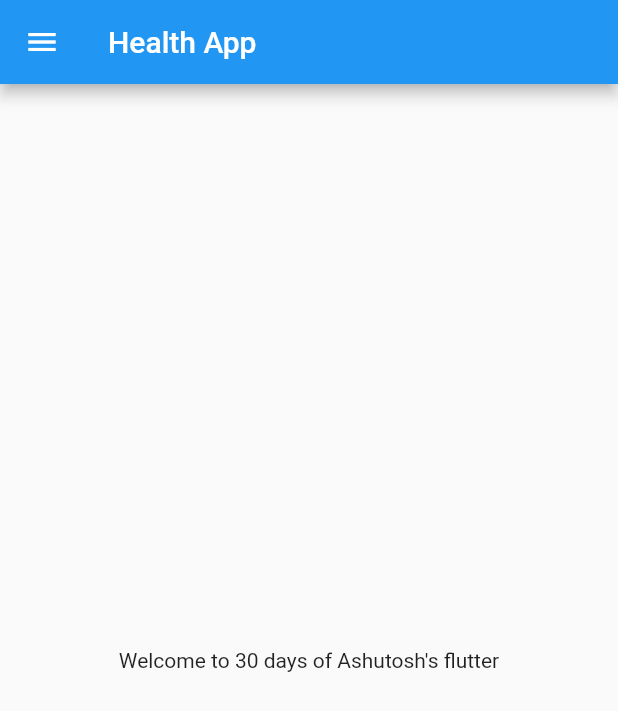
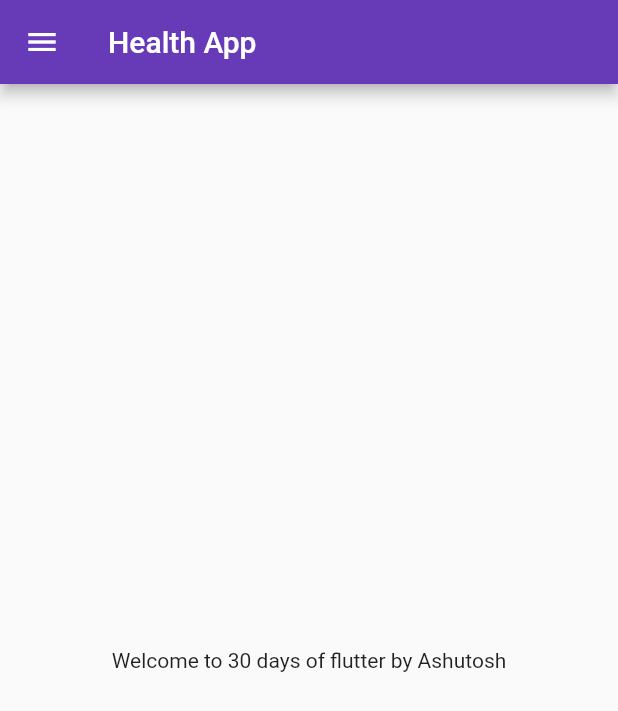
Before and after one commit to Ashutosh2504/flutter_1, a Flutter app: the screen it shows after launch, on a phone screen of 412 x 824 dp. Shown: the top 711 px of the screen. Run offline on Flutter 3.47's test engine with Material 2 defaults, Android fonts, the phone set to English and light mode, and no system bars.

```diff
--- a/lib/main.dart
+++ b/lib/main.dart
@@ -1,5 +1,6 @@
 import 'package:flutter/material.dart';
-import 'package:flutter_1/home_page.dart';
+import 'package:flutter_1/pages/home_page.dart';
+import 'package:flutter_1/pages/login_page.dart';
 
 void main() {
   runApp(MyApp());
@@ -17,7 +18,16 @@ class MyApp extends StatelessWidget {
     const pie = 3.14;
 
     return MaterialApp(
-      home: HomePage(),
+      themeMode: ThemeMode.light,
+      darkTheme: ThemeData(primarySwatch: Colors.deepPurple),
+      theme: ThemeData(primarySwatch: Colors.deepPurple),
+      // home: HomePage(),
+      initialRoute: "/home",
+      routes: {
+        "/": (context) => LoginPage(),
+        "/login": (context) => LoginPage(),
+        "/home": (context) => HomePage()
+      },
     );
   }
 }
--- a/lib/home_page.dart
+++ b/lib/pages/home_page.dart
@@ -2,7 +2,7 @@ import 'package:flutter/material.dart';
 
 class HomePage extends StatelessWidget {
   final int days = 30;
-  final String name = "Ashutosh's";
+  final String name = "Ashutosh";
 
   @override
   Widget build(BuildContext context) {
@@ -12,7 +12,7 @@ class HomePage extends StatelessWidget {
       ),
       body: Center(
         child: Container(
-          child: Text('Welcome to $days days of $name flutter'),
+          child: Text('Welcome to $days days of flutter by $name'),
         ),
       ),
       drawer: Drawer(),
```
Also changed, not shown: lib/pages/login_page.dart (added, +15 -0 lines).
